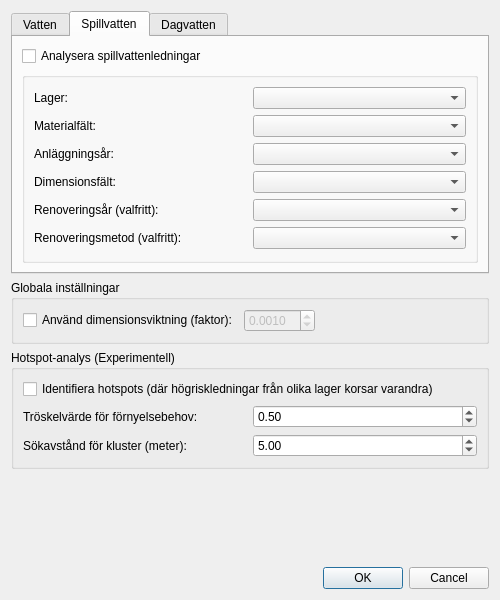
Old version of the form reneW/reneW_dialog_base.ui in the repository d3dm3m/reneW.
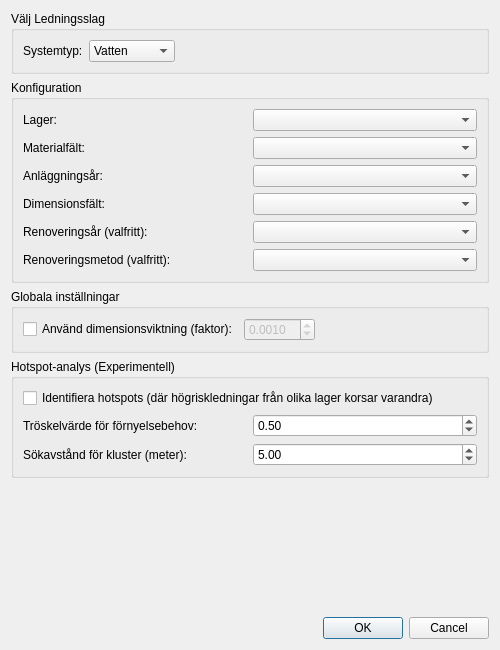
New version of the form. The open tabs and pages were chosen to show the change. Custom widgets are drawn as their Qt base class.

```diff
--- a/reneW/reneW_dialog_base.ui
+++ b/reneW/reneW_dialog_base.ui
@@ -7,7 +7,7 @@
     <x>0</x>
     <y>0</y>
     <width>500</width>
-    <height>600</height>
+    <height>650</height>
    </rect>
   </property>
   <property name="windowTitle">
@@ -15,28 +15,59 @@
   </property>
   <layout class="QVBoxLayout" name="verticalLayout_2">
    <item>
-    <widget class="QTabWidget" name="mTabWidget">
-     <property name="currentIndex">
-      <number>0</number>
+    <widget class="QGroupBox" name="mGroupSystem">
+     <property name="title">
+      <string>Välj Ledningsslag</string>
      </property>
-     <widget class="QWidget" name="tabVatten">
-      <attribute name="title">
+     <layout class="QHBoxLayout" name="horizontalLayout_2">
+      <item>
+       <widget class="QLabel" name="label_type">
+        <property name="text">
+         <string>Systemtyp:</string>
+        </property>
+       </widget>
+      </item>
+      <item>
+       <widget class="QComboBox" name="mComboSystemType">
+        <item>
+         <property name="text">
        <string>Vatten</string>
-      </attribute>
-      <layout class="QVBoxLayout" name="verticalLayout_3">
+         </property>
+        </item>
        <item>
-        <widget class="QCheckBox" name="mCheckVatten">
          <property name="text">
-          <string>Analysera vattenledningar</string>
+          <string>Spillvatten</string>
          </property>
+        </item>
+        <item>
+         <property name="text">
+          <string>Dagvatten</string>
+         </property>
+        </item>
         </widget>
        </item>
        <item>
-        <widget class="QGroupBox" name="mGroupVatten">
+       <spacer name="horizontalSpacer_2">
+        <property name="orientation">
+         <enum>Qt::Horizontal</enum>
+        </property>
+        <property name="sizeHint" stdset="0">
+         <size>
+          <width>40</width>
+          <height>20</height>
+         </size>
+        </property>
+       </spacer>
+      </item>
+     </layout>
+    </widget>
+   </item>
+   <item>
+    <widget class="QGroupBox" name="mGroupLayer">
          <property name="title">
-          <string/>
-         </property>
-         <layout class="QGridLayout" name="gridLayoutVatten">
+      <string>Konfiguration</string>
+     </property>
+     <layout class="QGridLayout" name="gridLayout">
           <item row="0" column="0">
            <widget class="QLabel" name="label_2">
             <property name="text">
@@ -45,7 +76,7 @@
            </widget>
           </item>
           <item row="0" column="1">
-           <widget class="QgsMapLayerComboBox" name="mMapLayerComboVatten"/>
+       <widget class="QgsMapLayerComboBox" name="mMapLayerCombo"/>
           </item>
           <item row="1" column="0">
            <widget class="QLabel" name="label_3">
@@ -55,7 +86,7 @@
            </widget>
           </item>
           <item row="1" column="1">
-           <widget class="QgsFieldComboBox" name="mFieldComboMaterialVatten"/>
+       <widget class="QgsFieldComboBox" name="mFieldComboMaterial"/>
           </item>
           <item row="2" column="0">
            <widget class="QLabel" name="label_4">
@@ -65,7 +96,7 @@
            </widget>
           </item>
           <item row="2" column="1">
-           <widget class="QgsFieldComboBox" name="mFieldComboYearVatten"/>
+       <widget class="QgsFieldComboBox" name="mFieldComboYear"/>
           </item>
           <item row="3" column="0">
            <widget class="QLabel" name="label_5">
@@ -75,7 +106,7 @@
            </widget>
           </item>
           <item row="3" column="1">
-           <widget class="QgsFieldComboBox" name="mFieldComboDimensionVatten"/>
+       <widget class="QgsFieldComboBox" name="mFieldComboDimension"/>
           </item>
           <item row="4" column="0">
            <widget class="QLabel" name="label_15">
@@ -85,7 +116,7 @@
            </widget>
           </item>
           <item row="4" column="1">
-           <widget class="QgsFieldComboBox" name="mFieldComboRenoYearVatten">
+       <widget class="QgsFieldComboBox" name="mFieldComboRenoYear">
             <property name="allowEmptyFieldName">
              <bool>true</bool>
             </property>
@@ -99,199 +130,13 @@
            </widget>
           </item>
           <item row="5" column="1">
-           <widget class="QgsFieldComboBox" name="mFieldComboRenoMethodVatten">
+       <widget class="QgsFieldComboBox" name="mFieldComboRenoMethod">
             <property name="allowEmptyFieldName">
              <bool>true</bool>
             </property>
            </widget>
           </item>
          </layout>
-        </widget>
-       </item>
-      </layout>
-     </widget>
-     <widget class="QWidget" name="tabSpillvatten">
-      <attribute name="title">
-       <string>Spillvatten</string>
-      </attribute>
-      <layout class="QVBoxLayout" name="verticalLayout_4">
-       <item>
-        <widget class="QCheckBox" name="mCheckSpillvatten">
-         <property name="text">
-          <string>Analysera spillvattenledningar</string>
-         </property>
-        </widget>
-       </item>
-       <item>
-        <widget class="QGroupBox" name="mGroupSpillvatten">
-         <property name="title">
-          <string/>
-         </property>
-         <layout class="QGridLayout" name="gridLayoutSpillvatten">
-          <item row="0" column="0">
-           <widget class="QLabel" name="label_6">
-            <property name="text">
-             <string>Lager:</string>
-            </property>
-           </widget>
-          </item>
-          <item row="0" column="1">
-           <widget class="QgsMapLayerComboBox" name="mMapLayerComboSpillvatten"/>
-          </item>
-          <item row="1" column="0">
-           <widget class="QLabel" name="label_7">
-            <property name="text">
-             <string>Materialfält:</string>
-            </property>
-           </widget>
-          </item>
-          <item row="1" column="1">
-           <widget class="QgsFieldComboBox" name="mFieldComboMaterialSpillvatten"/>
-          </item>
-          <item row="2" column="0">
-           <widget class="QLabel" name="label_8">
-            <property name="text">
-             <string>Anläggningsår:</string>
-            </property>
-           </widget>
-          </item>
-          <item row="2" column="1">
-           <widget class="QgsFieldComboBox" name="mFieldComboYearSpillvatten"/>
-          </item>
-          <item row="3" column="0">
-           <widget class="QLabel" name="label_9">
-            <property name="text">
-             <string>Dimensionsfält:</string>
-            </property>
-           </widget>
-          </item>
-          <item row="3" column="1">
-           <widget class="QgsFieldComboBox" name="mFieldComboDimensionSpillvatten"/>
-          </item>
-          <item row="4" column="0">
-           <widget class="QLabel" name="label_17">
-            <property name="text">
-             <string>Renoveringsår (valfritt):</string>
-            </property>
-           </widget>
-          </item>
-          <item row="4" column="1">
-           <widget class="QgsFieldComboBox" name="mFieldComboRenoYearSpillvatten">
-            <property name="allowEmptyFieldName">
-             <bool>true</bool>
-            </property>
-           </widget>
-          </item>
-          <item row="5" column="0">
-           <widget class="QLabel" name="label_18">
-            <property name="text">
-             <string>Renoveringsmetod (valfritt):</string>
-            </property>
-           </widget>
-          </item>
-          <item row="5" column="1">
-           <widget class="QgsFieldComboBox" name="mFieldComboRenoMethodSpillvatten">
-            <property name="allowEmptyFieldName">
-             <bool>true</bool>
-            </property>
-           </widget>
-          </item>
-         </layout>
-        </widget>
-       </item>
-      </layout>
-     </widget>
-     <widget class="QWidget" name="tabDagvatten">
-      <attribute name="title">
-       <string>Dagvatten</string>
-      </attribute>
-      <layout class="QVBoxLayout" name="verticalLayout_5">
-       <item>
-        <widget class="QCheckBox" name="mCheckDagvatten">
-         <property name="text">
-          <string>Analysera dagvattenledningar</string>
-         </property>
-        </widget>
-       </item>
-       <item>
-        <widget class="QGroupBox" name="mGroupDagvatten">
-         <property name="title">
-          <string/>
-         </property>
-         <layout class="QGridLayout" name="gridLayoutDagvatten">
-          <item row="0" column="0">
-           <widget class="QLabel" name="label_10">
-            <property name="text">
-             <string>Lager:</string>
-            </property>
-           </widget>
-          </item>
-          <item row="0" column="1">
-           <widget class="QgsMapLayerComboBox" name="mMapLayerComboDagvatten"/>
-          </item>
-          <item row="1" column="0">
-           <widget class="QLabel" name="label_11">
-            <property name="text">
-             <string>Materialfält:</string>
-            </property>
-           </widget>
-          </item>
-          <item row="1" column="1">
-           <widget class="QgsFieldComboBox" name="mFieldComboMaterialDagvatten"/>
-          </item>
-          <item row="2" column="0">
-           <widget class="QLabel" name="label_12">
-            <property name="text">
-             <string>Anläggningsår:</string>
-            </property>
-           </widget>
-          </item>
-          <item row="2" column="1">
-           <widget class="QgsFieldComboBox" name="mFieldComboYearDagvatten"/>
-          </item>
-          <item row="3" column="0">
-           <widget class="QLabel" name="label_13">
-            <property name="text">
-             <string>Dimensionsfält:</string>
-            </property>
-           </widget>
-          </item>
-          <item row="3" column="1">
-           <widget class="QgsFieldComboBox" name="mFieldComboDimensionDagvatten"/>
-          </item>
-          <item row="4" column="0">
-           <widget class="QLabel" name="label_19">
-            <property name="text">
-             <string>Renoveringsår (valfritt):</string>
-            </property>
-           </widget>
-          </item>
-          <item row="4" column="1">
-           <widget class="QgsFieldComboBox" name="mFieldComboRenoYearDagvatten">
-            <property name="allowEmptyFieldName">
-             <bool>true</bool>
-            </property>
-           </widget>
-          </item>
-          <item row="5" column="0">
-           <widget class="QLabel" name="label_20">
-            <property name="text">
-             <string>Renoveringsmetod (valfritt):</string>
-            </property>
-           </widget>
-          </item>
-          <item row="5" column="1">
-           <widget class="QgsFieldComboBox" name="mFieldComboRenoMethodDagvatten">
-            <property name="allowEmptyFieldName">
-             <bool>true</bool>
-            </property>
-           </widget>
-          </item>
-         </layout>
-        </widget>
-       </item>
-      </layout>
-     </widget>
     </widget>
    </item>
    <item>
@@ -353,7 +198,7 @@
        </widget>
       </item>
       <item>
-       <layout class="QGridLayout" name="gridLayout">
+       <layout class="QGridLayout" name="gridLayout_hotspot">
         <item row="0" column="0">
          <widget class="QLabel" name="label">
           <property name="text">
```
Lines whose indentation alone changed are shown as unchanged.
